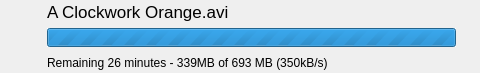
Above: src/downloads/downloaditem.ui from QupZilla/qupzilla before the change. Below: the same form after it.
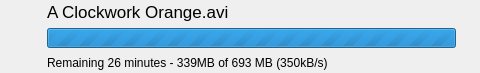
That is the form after the change. Custom widgets are drawn as their Qt base class.

Commit message: Added border to progressbar on windows

Patch:
```diff
--- a/src/downloads/downloaditem.ui
+++ b/src/downloads/downloaditem.ui
@@ -68,7 +68,7 @@
       <item>
        <widget class="QProgressBar" name="progressBar">
         <property name="styleSheet">
-         <string notr="true">QProgressBar {margin-bottom: 1px; border: 1px;}</string>
+         <string notr="true"/>
         </property>
         <property name="maximum">
          <number>0</number>
```
The commit also changes 1 other file.
